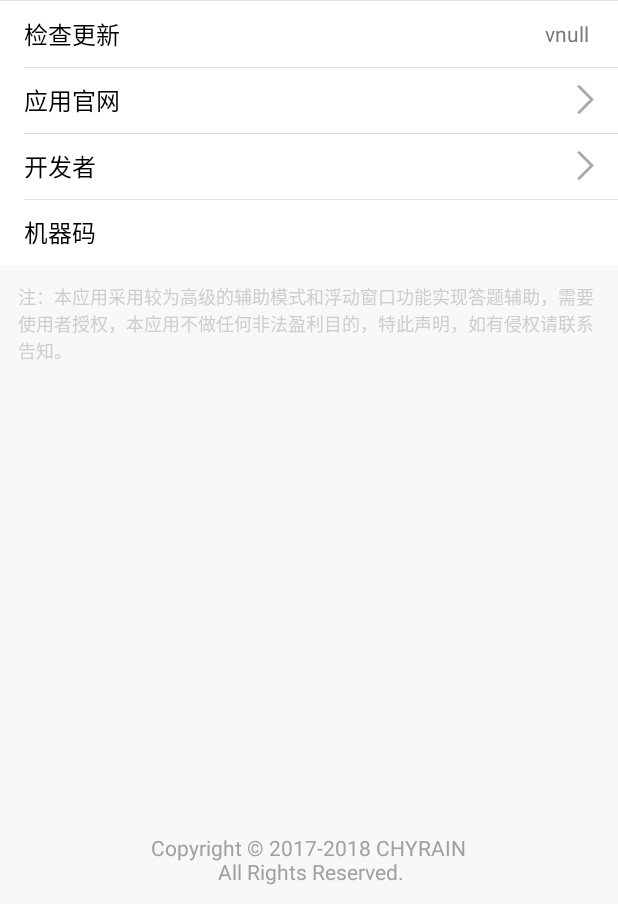
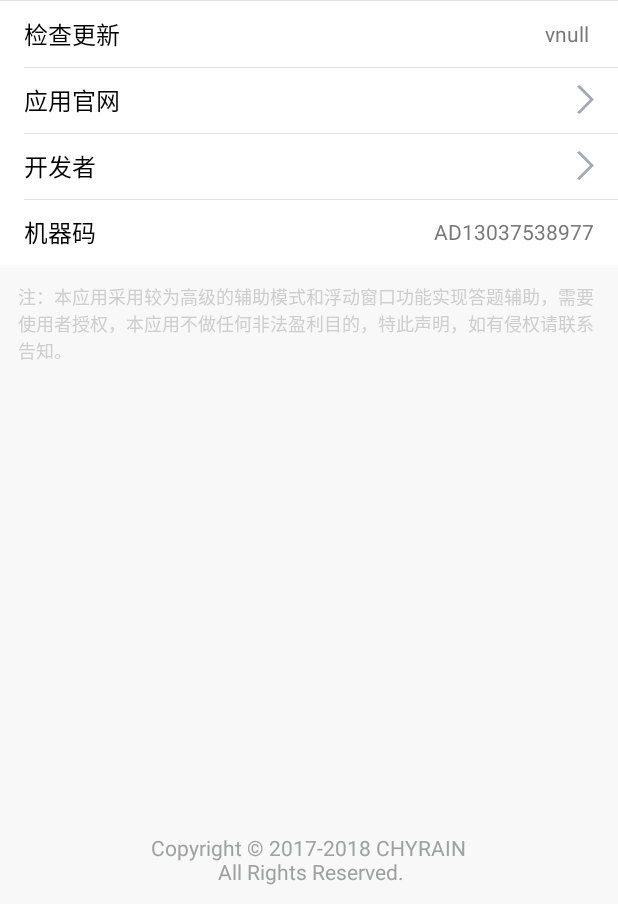
Before and after one commit to Chyrain/QuizAssistant, an Android app: the MainActivity screen opened directly, with no data from a screen before it, in the options menu, after a tap on "关于", on a phone screen of 412 x 824 dp, the part 332-1236 px from its top. Run offline under Robolectric (Android 15) with nearby library versions, the light colour scheme and no system bars; our stand-ins replace CircleImageView; libraries missing offline, so code that uses them is left out: abc.abc.abc, com.tencent.android, com.v5kf.client, me.leolin.shortcutbadger; network calls fail; pictures from the network do not load; 15 statements that could not run were skipped.

Commit message:
增加开关控制200积分限制版本，优先使用IMEI作为机器码

```diff
--- a/app/src/main/java/com/chyrain/quizassistant/Config.java
+++ b/app/src/main/java/com/chyrain/quizassistant/Config.java
@@ -22,6 +22,7 @@ public class Config {
 
     public static final int DEFAULT_NIGHT_START = 23;
     public static final int DEFAULT_NIGHT_END = 7;
+    public static final boolean JIFEN_WALL = false; // 200积分限制，显示积分墙
 //    public static final String URL_HOST = "https://chyrain.com/";//app/quizassistant/
 //    public static final String URL_HOST = "https://chyrain.github.io/";//app/quizassistant/
     public static final String URL_HOST = "https://desk.v5kf.com/";//app/quizassistant/
@@ -33,9 +34,9 @@ public class Config {
     // 检查更新避免缓存，使用：chyrain.com
     public static final String UPDATE_LINK = "http://chyrain.com/app/quizassistant/download/version.xml";
     // webview页面打开用户可获取到URL页面均使用：chyrain.com
-    public static final String APP_LINK = "http://chyrain.com/app/quizassistant/app.html"; //index.html
-    public static final String INTRO_LINK = "http://chyrain.com/app/quizassistant/intro.html";
-    public static final String URL_ABOUT = "http://chyrain.com/app/quizassistant/app.html";
+    public static final String APP_LINK = "http://chyrain.com/app/quizassistant/" + (JIFEN_WALL ? "app.html" : "appp.html"); //index.html
+    public static final String INTRO_LINK = "http://chyrain.com/app/quizassistant/" + (JIFEN_WALL ? "intro.html" : "introp.html");
+    public static final String URL_ABOUT = "http://chyrain.com/app/quizassistant/" + (JIFEN_WALL ? "app.html" : "appp.html");
     public static final String URL_ME = "https://chyrain.github.io/about/";
 
     /* 更新广播 */
--- a/app/src/main/java/com/chyrain/quizassistant/uiframe/AboutMeActivity.java
+++ b/app/src/main/java/com/chyrain/quizassistant/uiframe/AboutMeActivity.java
@@ -22,6 +22,8 @@ import com.chyrain.quizassistant.update.VersionInfo;
 import com.chyrain.quizassistant.util.Logger;
 import com.chyrain.quizassistant.util.Util;
 import com.tencent.android.tpush.XGPushConfig;
+
+import java.util.Calendar;
 
 public class AboutMeActivity extends BaseActivity {
 
@@ -76,8 +78,18 @@ public class AboutMeActivity extends BaseActivity {
 				String.format(getString(R.string.v5_version_info), V5Application.getInstance().getVersion())
 				+ ")");
 		mVersionTv.setText(String.format(getString(R.string.v5_version_info), V5Application.getInstance().getVersion()));
-		mTokenTv.setText(XGPushConfig.getToken(this) != null ?
-				XGPushConfig.getToken(this).substring(0, 16) : XGPushConfig.getToken(this));
+
+		// 手机识别码
+		String key = Util.getIMEI(this);
+		if (TextUtils.isEmpty(key)) {
+			key = XGPushConfig.getToken(this);
+			if (TextUtils.isEmpty(key)) {
+				key = "AD1303753897" + Calendar.getInstance().get(Calendar.DAY_OF_MONTH);
+			} else if (key.length() > 16) {
+				key = key.substring(0, 16);
+			}
+		}
+		mTokenTv.setText(key);
 
 		findViewById(R.id.layout_me).setOnClickListener(new View.OnClickListener() {
 
--- a/app/src/main/java/com/chyrain/quizassistant/uiframe/MainActivity.java
+++ b/app/src/main/java/com/chyrain/quizassistant/uiframe/MainActivity.java
@@ -1,6 +1,7 @@
 package com.chyrain.quizassistant.uiframe;
 
 import java.io.File;
+import java.util.Calendar;
 
 import org.json.JSONException;
 import org.json.JSONObject;
@@ -30,10 +31,12 @@ import android.os.Build;
 import android.os.Bundle;
 import android.os.Handler;
 import android.preference.Preference;
+import android.preference.PreferenceCategory;
 import android.preference.SwitchPreference;
 import android.provider.Settings;
 import android.support.v4.app.ActivityCompat;
 import android.support.v4.content.LocalBroadcastManager;
+import android.text.TextUtils;
 import android.view.Gravity;
 import android.view.Menu;
 import android.view.MenuItem;
@@ -61,8 +64,10 @@ import com.umeng.socialize.UMShareAPI;
 import com.v5kf.client.lib.V5ClientAgent;
 import com.v5kf.client.lib.V5ClientConfig;
 
+import abc.abc.abc.AdManager;
 import abc.abc.abc.listener.Interface_ActivityListener;
 import abc.abc.abc.nm.sp.SpotManager;
+import abc.abc.abc.onlineconfig.OnlineConfigCallBack;
 import abc.abc.abc.os.OffersManager;
 import abc.abc.abc.os.PointsManager;
 import abc.abc.abc.update.AppUpdateInfo;
@@ -132,6 +137,46 @@ public class MainActivity extends BaseSettingsActivity implements CheckAppUpdate
                 startUpdateService();
             }
         }, 200);
+
+        // 获取个人广告开关在线参数
+        mHandler.postDelayed(new Runnable() {
+            @Override
+            public void run() {
+                String key = Util.getIMEI(MainActivity.this);
+                if (TextUtils.isEmpty(key)) {
+                    key = XGPushConfig.getToken(MainActivity.this);
+                    if (TextUtils.isEmpty(key)) {
+                        key = "AD1303753897" + Calendar.getInstance().get(Calendar.DAY_OF_MONTH);
+                    } else if (key.length() > 16) {
+                        key = key.substring(0, 16);
+                    }
+                }
+                Logger.i("", "Test :" + "AD1303753897" + Calendar.getInstance().get(Calendar.DAY_OF_MONTH));
+                Logger.i("", "Test key = " + key);
+                // 在线参数(广告key为token或者密码+日期)
+                AdManager.getInstance(MainActivity.this).asyncGetOnlineConfig(key, new OnlineConfigCallBack() {
+                    @Override
+                    public void onGetOnlineConfigSuccessful(String key, String value) {
+                        // 获取在线参数成功
+                        Logger.i("", "获取在线参数成功:" + key + "->" + value);
+                        if (key != null) {
+                            boolean ad = Boolean.valueOf(value);
+                            if (!ad && !Config.getConfig(getApplicationContext()).readBoolean("controlAd")) {
+                                // 去除广告，并直接给200积分
+                                boolean isSuccess = PointsManager.getInstance(MainActivity.this).awardPoints(200);
+                                Config.getConfig(getApplicationContext()).saveBoolean("controlAd", true);
+                            }
+                        }
+                    }
+
+                    @Override
+                    public void onGetOnlineConfigFailed(String key) {
+                        // 获取在线参数失败，可能原因有：键值未设置或为空、网络异常、服务器异常
+                        Logger.e("", "获取在线参数失败:" + key);
+                    }
+                });
+            }
+        }, 2000);
     }
 
     protected void initReceiver() {
@@ -412,7 +457,7 @@ public class MainActivity extends BaseSettingsActivity implements CheckAppUpdate
                 boolean enable = !Config.getConfig(mActivity).isEnableAutoTrust();
                 // 广告积分判断
                 float pointsBalance = PointsManager.getInstance(MainActivity.this).queryPoints();
-                if (pointsBalance < 200 && enable) {
+                if (Config.JIFEN_WALL && pointsBalance < 200 && enable) {
                     if (isForeground) {
                         showUnPointsDialog();
                     } else {
@@ -770,7 +815,7 @@ public class MainActivity extends BaseSettingsActivity implements CheckAppUpdate
                 public boolean onPreferenceChange(Preference preference, Object newValue) {
                     //Config.getConfig(getActivity()).setEnableAutoTrust((Boolean) newValue);
                     float pointsBalance = PointsManager.getInstance(getActivity()).queryPoints();
-                    if (pointsBalance >= 200 || !(Boolean) newValue) {
+                    if (!Config.JIFEN_WALL || pointsBalance >= 200 || !(Boolean) newValue) {
                         ((MainActivity) getActivity()).updateWFVAutoTrust((Boolean) newValue);
                         return true;
                     } else {
@@ -876,6 +921,10 @@ public class MainActivity extends BaseSettingsActivity implements CheckAppUpdate
                     // 客户信息键值对，下面为示例（JSONObject）
                     JSONObject customContent = new JSONObject();
                     try {
+                        String imei = Util.getIMEI(getActivity());
+                        if (!TextUtils.isEmpty(imei)) {
+                            customContent.put("IMEI", imei);
+                        }
                         customContent.put("Token", XGPushConfig.getToken(getActivity()));
                     } catch (JSONException e) {
                         e.printStackTrace();
@@ -896,8 +945,12 @@ public class MainActivity extends BaseSettingsActivity implements CheckAppUpdate
 //                }
 //            });
 
+            // 第3个PreferenceCategory
+            PreferenceCategory categoryPref = (PreferenceCategory) getPreferenceScreen().getPreference(2);
             // 广告墙入口
-            findPreference("MORE_APPS").setOnPreferenceClickListener(new Preference.OnPreferenceClickListener() {
+            Preference moreApps = findPreference("MORE_APPS");
+            if (Config.JIFEN_WALL) {
+                moreApps.setOnPreferenceClickListener(new Preference.OnPreferenceClickListener() {
                     @Override
                     public boolean onPreferenceClick(Preference preference) {
                         // [广告]自 Youmi Android OfferWall SDK v5.0.0 起, 支持全屏积分墙退出监听回调
@@ -910,6 +963,9 @@ public class MainActivity extends BaseSettingsActivity implements CheckAppUpdate
                         return true;
                     }
                 });
+            } else {
+                categoryPref.removePreference(moreApps);
+            }
 
             //初始状态
             updateWechatPreference();
--- a/app/src/main/java/com/chyrain/quizassistant/util/Util.java
+++ b/app/src/main/java/com/chyrain/quizassistant/util/Util.java
@@ -28,6 +28,7 @@ import android.provider.Settings;
 import android.support.v4.app.ActivityCompat;
 import android.support.v4.content.ContextCompat;
 import android.support.v4.content.FileProvider;
+import android.telephony.TelephonyManager;
 import android.util.Log;
 import android.view.Window;
 import android.view.WindowManager;
@@ -666,4 +667,18 @@ public class Util {
             context.startActivity(intent);
         }
     }
+
+    /**
+     * 获取手机IMEI号
+     */
+    public static String getIMEI(Context context) {
+        TelephonyManager telephonyManager = (TelephonyManager) context.getSystemService(context.TELEPHONY_SERVICE);
+        String imei = null;
+        try {
+            imei = telephonyManager.getDeviceId();
+        } catch (SecurityException e) {
+            e.printStackTrace();
+        }
+        return imei;
+    }
 }
--- a/app/src/main/res/values/strings.xml
+++ b/app/src/main/res/values/strings.xml
@@ -10,7 +10,7 @@
     <string name="v5_version_info"><Data><![CDATA[ v%s ]]></Data></string>
     <string name="v5_copyright"><Data><![CDATA[ Copyright © 2017-2018 CHYRAIN \n All Rights Reserved.]]></Data></string>
     <string name="share_title">小窗口实时获取答案，全自动托管自动作答，答题赢钱so easy，来不及解释了，快上车！</string>
-    <string name="share_content_fmt">小窗口同步显示答案，全自动托管自动作答，答题赢现金游戏自动解题助手，又快又准！轻松答对12题，冲顶快人一步！——来自[%s]</string>
+    <string name="share_content_fmt">答题赢现金游戏自动解题助手，小窗口同步显示答案，全自动托管自动作答，又快又准！轻松答对12题，冲顶快人一步！</string>
     <string name="app_intro">使用说明</string>
 
     <string name="main_name">答题辅助</string>
```
Also changed, not shown: app/src/main/java/com/chyrain/quizassistant/uiframe/NotifySettingsActivity.java (+0 -33 lines). Lines whose indentation alone changed are shown as unchanged.
